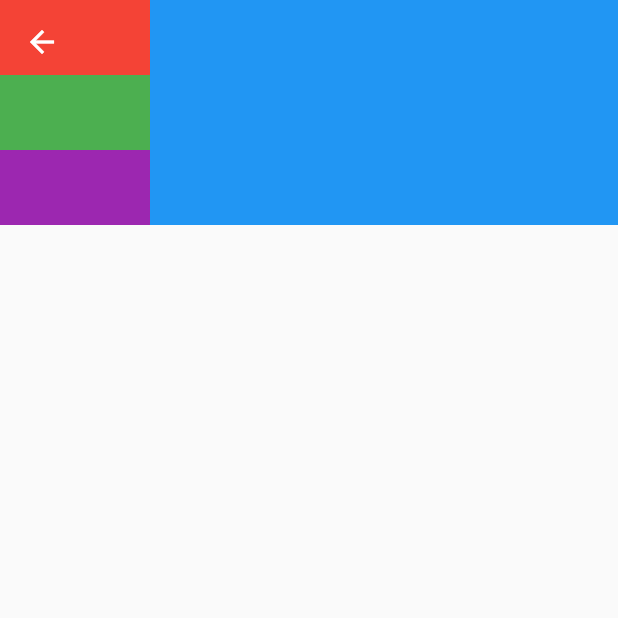
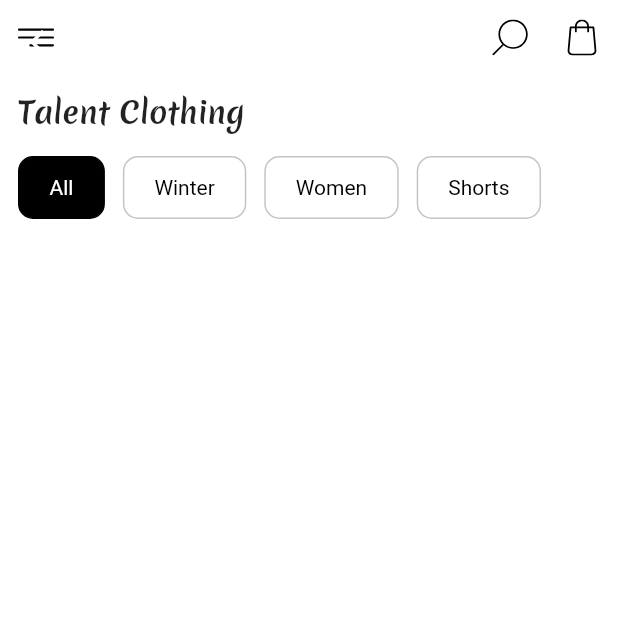
Before and after one commit to DevThurain/Talent-Clothing, a Flutter app: the HomeScreen screen opened by its route, on a phone screen of 412 x 824 dp, the top half of it. Run offline on Flutter 3.47's test engine with Material 2 defaults, Android fonts, the phone set to English and light mode, and no system bars; our stand-ins replace file_picker, flutter_svg, hive, hive_flutter, permission_handler; accounts and stored records are empty; generated files the repository leaves out were written again.

Commit message:
- added home app bar

```diff
--- a/lib/app.dart
+++ b/lib/app.dart
@@ -60,7 +60,7 @@ class MyApp extends StatelessWidget {
                     return HomeScreen();
 
                   default:
-                    return AddDataScreen();
+                    return HomeScreen();
                 }
               },
             );
--- a/lib/ui/home/home_screen.dart
+++ b/lib/ui/home/home_screen.dart
@@ -1,4 +1,5 @@
 import 'package:flutter/material.dart';
+import 'package:talent_clothing/ui/home/sections/app_bar_section.dart';
 
 class HomeScreen extends StatefulWidget {
   static const routeName = '/home_screen';
@@ -15,7 +16,7 @@ class _HomeScreenState extends State<HomeScreen> {
   @override
   void initState() {
     scrollController.addListener(() {
-      print('opacity ' + (scrollController.offset * 0.1).toString());
+      // print('opacity ' + ((50 - scrollController.offset)/50).toString());
 
       if (scrollController.offset < 50.0) {
         setState(() {
@@ -33,48 +34,11 @@ class _HomeScreenState extends State<HomeScreen> {
   @override
   Widget build(BuildContext context) {
     return Scaffold(
+      backgroundColor: Colors.white,
       body: CustomScrollView(
         controller: scrollController,
         slivers: [
-          SliverAppBar(
-            collapsedHeight: 100,
-            expandedHeight: 150,
-            pinned: true,
-            stretch: true,
-            flexibleSpace: SafeArea(
-              child: Column(
-                crossAxisAlignment: CrossAxisAlignment.start,
-                children: [
-                  Container(
-                    width: 100,
-                    height: 50,
-                    color: Colors.red,
-                  ),
-                  enoughSpace
-                      ? Opacity(
-                          opacity: scrollController.hasClients ? 1.0 : 1.0,
-                          child: Container(
-                            width: 100,
-                            height: scrollController.hasClients ? 50 - scrollController.offset : 50,
-                            color: Colors.green,
-                          ),
-                        )
-                      : SizedBox(),
-                  Container(
-                    width: 100,
-                    height: 50,
-                    color: Colors.purple,
-                  )
-                ],
-              ),
-            ),
-            stretchTriggerOffset: 150,
-            onStretchTrigger: () async {
-              setState(() {
-                enoughSpace = true;
-              });
-            },
-          ),
+          AppBarSection(enoughSpace: enoughSpace, scrollController: scrollController),
           SliverToBoxAdapter(
             child: SizedBox(
               height: 1000,
--- /dev/null
+++ b/lib/ui/home/widgets/category_chip.dart
@@ -0,0 +1,38 @@
+import 'package:flutter/material.dart';
+
+
+class CategoryChip extends StatelessWidget {
+  const CategoryChip({
+    Key? key,
+    required this.title,
+    required this.selected,
+    required this.onPressed,
+  }) : super(key: key);
+
+  final String title;
+  final bool selected;
+  final Function onPressed;
+
+  @override
+  Widget build(BuildContext context) {
+    return GestureDetector(
+      onTap: () {
+        onPressed();
+      },
+      child: Container(
+        padding: EdgeInsets.symmetric(vertical: 12, horizontal: 20),
+        margin: EdgeInsets.only(left: 12, top: 4, bottom: 4),
+        decoration: BoxDecoration(
+            borderRadius: BorderRadius.circular(10),
+            color: selected ? Colors.black : Colors.transparent,
+            border: Border.all(color: selected ? Colors.black : Colors.black.withOpacity(0.23))),
+        child: Center(
+          child: Text(
+            title,
+            style: TextStyle(color: selected ? Colors.white : Colors.black),
+          ),
+        ),
+      ),
+    );
+  }
+}
```
Also changed, not shown: lib/ui/home/sections/app_bar_section.dart (added, +103 -0 lines), pubspec.yaml (+9 -0 lines), assets/fonts/Merienda/Merienda-Bold.ttf (added), assets/fonts/Merienda/Merienda-Regular.ttf (added), assets/images/home_cart.svg (added), assets/images/home_menu.svg (added), assets/images/home_search.svg (added), pubspec.lock.
